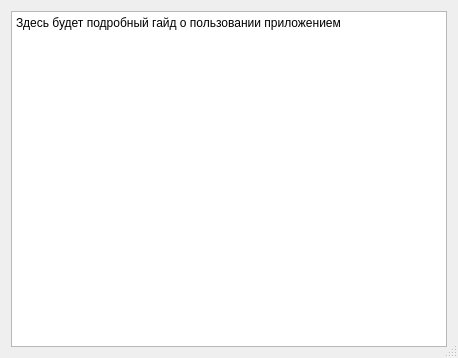
First picture: the form in GuideWindow.ui, repository VladimirOstr/FinancialAccounting, before the edit.
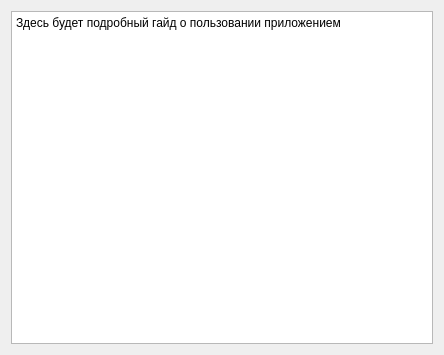
Second picture: the form after the edit.

Commit message: Небольшие изменения в дизайн

What changed in the file:
```diff
--- a/GuideWindow.ui
+++ b/GuideWindow.ui
@@ -12,8 +12,8 @@
    <rect>
     <x>0</x>
     <y>0</y>
-    <width>458</width>
-    <height>358</height>
+    <width>444</width>
+    <height>355</height>
    </rect>
   </property>
   <property name="tabletTracking">
@@ -26,7 +26,7 @@
    <string>Guide</string>
   </property>
   <property name="sizeGripEnabled">
-   <bool>true</bool>
+   <bool>false</bool>
   </property>
   <layout class="QVBoxLayout" name="verticalLayout">
    <item>
```
The commit also changes 1 other file.
